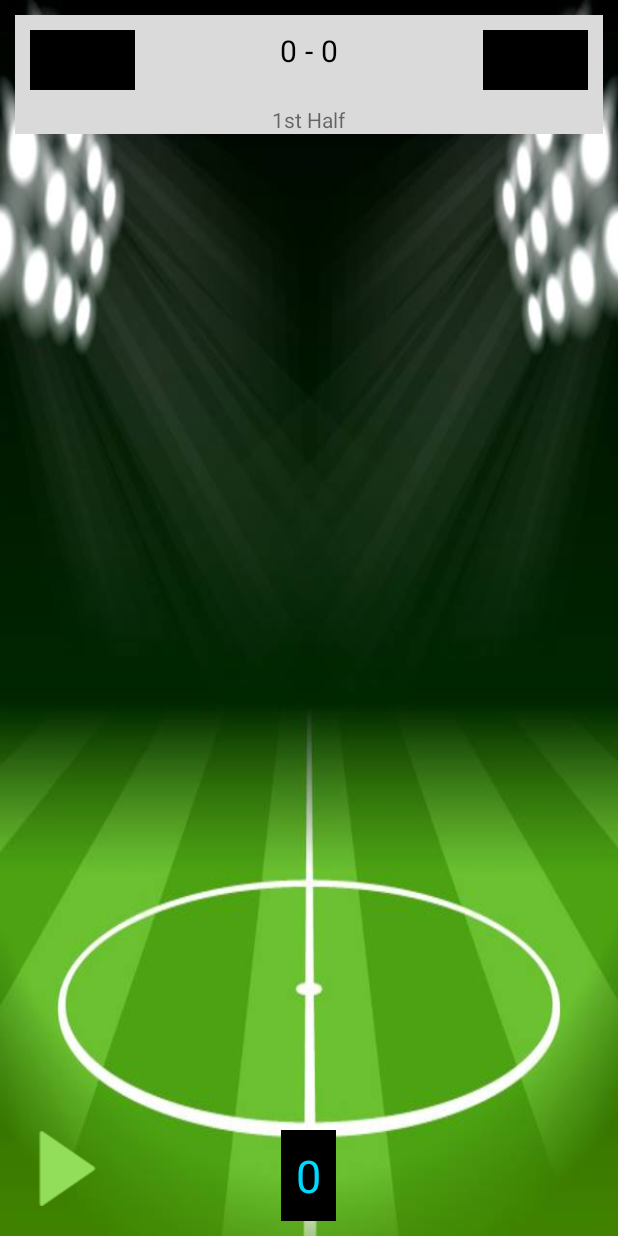
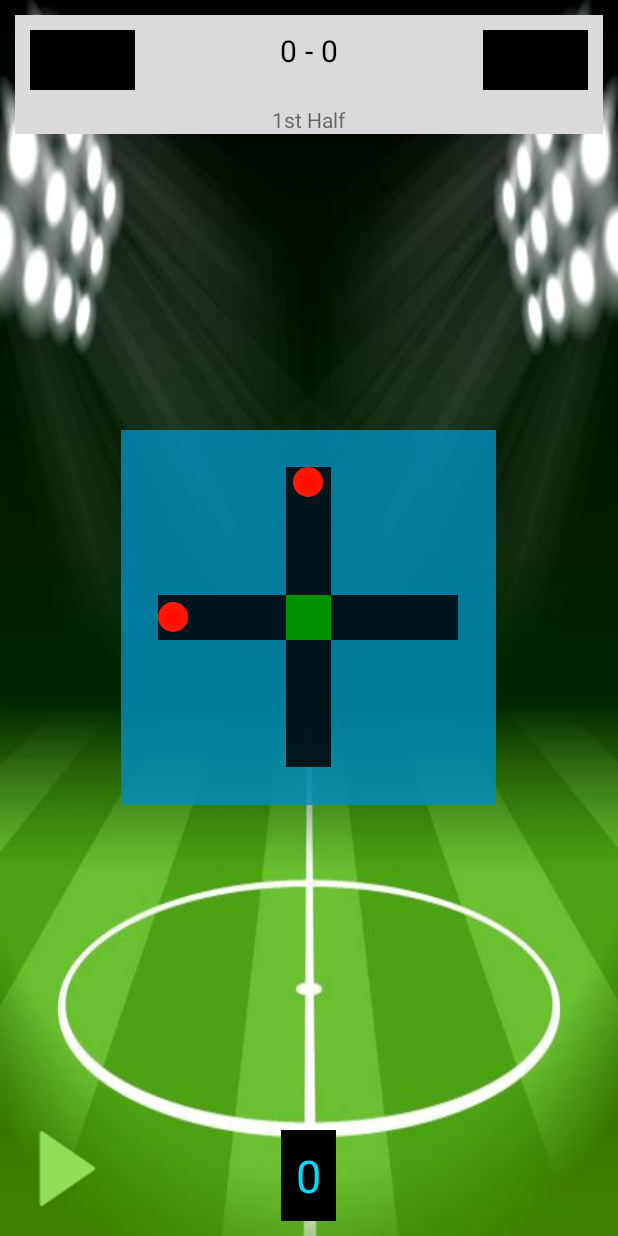
Before and after one commit to Psiroulis/Football_Stop_Game, an Android app: the MatchActivity screen opened directly, with no data from a screen before it, on a phone screen of 412 x 824 dp. Run offline under Robolectric (Android 15) with nearby library versions, the phone set to English and light mode, and no system bars.

Commit message:
add penalty layout (laptop)

```diff
--- a/app/src/main/res/drawable/circle.xml
+++ b/app/src/main/res/drawable/circle.xml
@@ -4,9 +4,9 @@
     android:shape="oval" >
 
     <gradient
-        android:endColor="#ffff6600"
+        android:endColor="#ffc400"
         android:gradientRadius="150"
-        android:startColor="#ffffcc00"
+        android:startColor="#ff0900"
         android:type="radial"
         android:useLevel="false" />
 
--- a/app/src/main/res/layout/activity_match.xml
+++ b/app/src/main/res/layout/activity_match.xml
@@ -157,5 +157,61 @@
         android:background="#000"
         android:padding="10dp"/>
 
+    <RelativeLayout
+        android:id="@+id/penaltyLayout"
+        android:layout_width="250dp"
+        android:layout_height="250dp"
+        android:layout_centerVertical="true"
+        android:layout_centerHorizontal="true"
+        android:background="#ce008fbf">
+
+        <RelativeLayout
+            android:id="@+id/verticalPenaltyLine"
+            android:layout_width="30dip"
+            android:layout_height="200dip"
+            android:background="#d3000000"
+            android:layout_centerHorizontal="true"
+            android:layout_centerVertical="true">
+
+            <ImageView
+                android:id="@+id/ver_ball"
+                android:layout_width="20dp"
+                android:layout_height="20dp"
+                android:background="@drawable/circle"
+                android:layout_centerHorizontal="true"
+                android:layout_alignParentTop="true"/>
+
+
+
+        </RelativeLayout>
+
+        <RelativeLayout
+            android:id="@+id/horizontalPenaltyLine"
+            android:layout_width="200dip"
+            android:layout_height="30dip"
+            android:background="#d3000000"
+            android:layout_centerHorizontal="true"
+            android:layout_centerVertical="true">
+
+            <ImageView
+                android:id="@+id/hor_ball"
+                android:layout_width="20dp"
+                android:layout_height="20dp"
+                android:background="@drawable/circle"
+                android:layout_centerVertical="true"
+                android:layout_marginLeft="0dip"/>
+
+        </RelativeLayout>
+
+        <RelativeLayout
+            android:layout_width="30dp"
+            android:layout_height="30dp"
+            android:layout_centerHorizontal="true"
+            android:layout_centerVertical="true"
+            android:background="#8e00ff00"/>
+
+
+    </RelativeLayout>
+
 
 </RelativeLayout>
```
